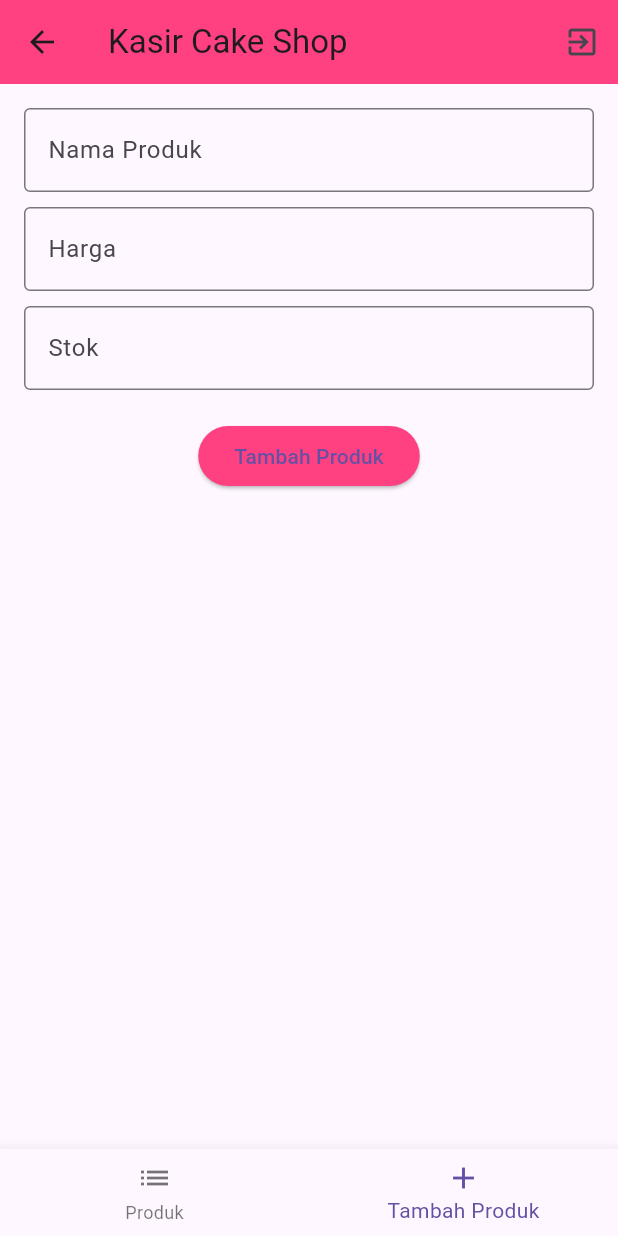
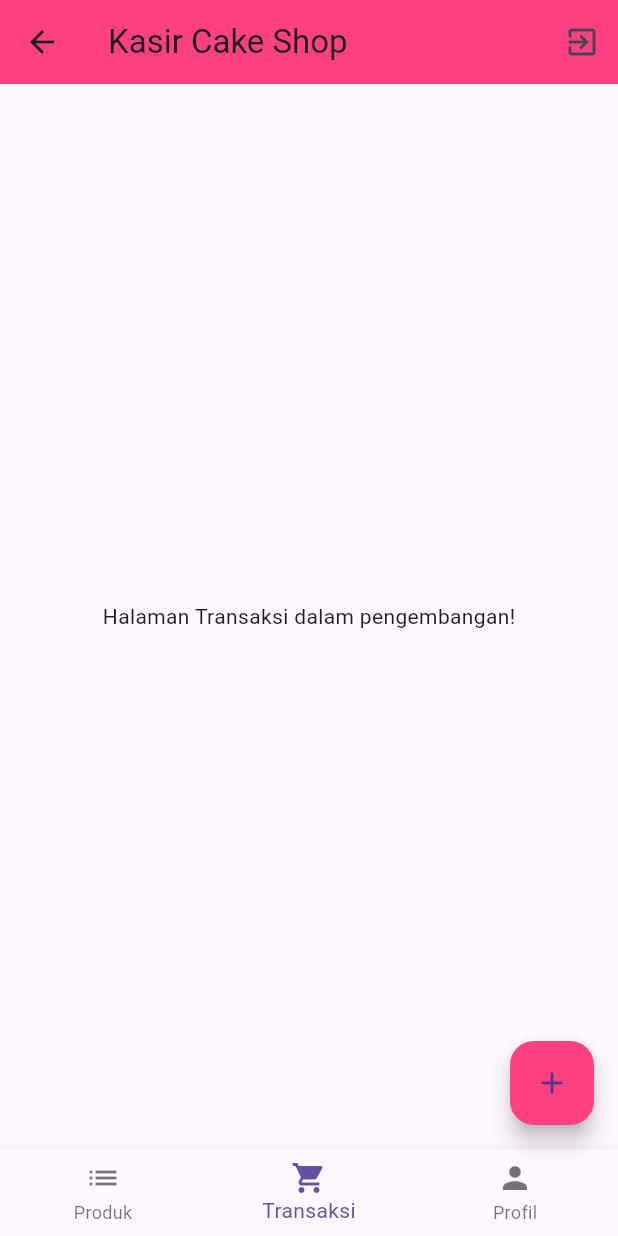
Before and after one commit to Amelia030607/pl2_kasirr, a Flutter app: the HomeScreen screen opened by its route, item 2 of the bottom bar chosen, on a phone screen of 412 x 824 dp. Run offline on Flutter 3.47's test engine with Material 3 defaults, Android fonts, the phone set to English and light mode, and no system bars; our stand-ins replace supabase_flutter; accounts and stored records are empty.

Commit message:
Third_commit

```diff
--- a/lib/home.dart
+++ b/lib/home.dart
@@ -2,178 +2,87 @@ import 'package:flutter/material.dart';
 import 'package:supabase_flutter/supabase_flutter.dart';
 import 'login.dart';
 
-class HomeScreen extends StatefulWidget { // Membuat widget HomeScreen dengan parameter username.
+class HomeScreen extends StatefulWidget {
+  // Menerima parameter username dari halaman sebelumnya
   final String username;
-  const HomeScreen({required this.username}); // Konstruktor untuk menerima username.
+
+  const HomeScreen({required this.username});
 
   @override
-  _HomeScreenState createState() => _HomeScreenState(); // Membuat instance dari state untuk HomeScreen.
+  _HomeScreenState createState() => _HomeScreenState();
 }
 
-class _HomeScreenState extends State<HomeScreen> { // State untuk HomeScreen.
-  final SupabaseClient _supabase = Supabase.instance.client; // Inisialisasi Supabase Client untuk mengakses database.
+class _HomeScreenState extends State<HomeScreen> {
+  // Membuat instance SupabaseClient untuk mengakses database
+  final SupabaseClient _supabase = Supabase.instance.client;
 
-  final TextEditingController _namaProdukController = TextEditingController(); // Controller untuk nama produk.
-  final TextEditingController _hargaController = TextEditingController(); // Controller untuk harga produk.
-  final TextEditingController _stokController = TextEditingController(); // Controller untuk stok produk.
+  // Menyimpan index halaman yang aktif
+  int _currentIndex = 0;
 
-  int _currentIndex = 0; // Menyimpan index tab yang aktif (produk atau tambah produk).
-  int? _selectedProductId; // Menyimpan id produk yang sedang diedit.
-
-  // Fungsi untuk menambah produk baru.
-  Future<void> _addProduct() async {
-    final namaProduk = _namaProdukController.text.trim(); // Mendapatkan nama produk.
-    final harga = double.tryParse(_hargaController.text.trim()); // Mendapatkan harga dan mencoba mengonversinya ke double.
-    final stok = int.tryParse(_stokController.text.trim()); // Mendapatkan stok dan mencoba mengonversinya ke integer.
-
-    // Validasi input.
-    if (namaProduk.isEmpty || harga == null || stok == null) {
-      ScaffoldMessenger.of(context).showSnackBar(
-        const SnackBar(content: Text('Mohon isi semua data dengan benar!')), // Menampilkan pesan jika input tidak valid.
-      );
-      return; // Jika input tidak valid, keluar dari fungsi.
-    }
-
-    try {
-      // Menambahkan data produk ke database Supabase.
-      await _supabase.from('produk').insert({
-        'namaproduk': namaProduk,
-        'harga': harga,
-        'stok': stok,
-      });
-
-      ScaffoldMessenger.of(context).showSnackBar(
-        const SnackBar(content: Text('Produk berhasil ditambahkan!')), // Menampilkan pesan sukses.
-      );
-
-      // Mengosongkan controller setelah menambah produk.
-      _namaProdukController.clear();
-      _hargaController.clear();
-      _stokController.clear();
-
-      // Pindah ke halaman produk (menggunakan pushReplacement).
-      setState(() {
-        _currentIndex = 0; // Ganti tab ke daftar produk.
-      });
-    } catch (e) {
-      // Menangani error jika terjadi masalah saat menambah produk.
-      ScaffoldMessenger.of(context).showSnackBar(
-        SnackBar(content: Text('Gagal menambahkan produk: $e')), // Menampilkan pesan error.
-      );
-    }
-  }
-
-  // Fungsi untuk memperbarui data produk.
-  Future<void> _updateProduct(int productId) async {
-    final namaProduk = _namaProdukController.text.trim();
-    final harga = double.tryParse(_hargaController.text.trim());
-    final stok = int.tryParse(_stokController.text.trim());
-
-    // Validasi input.
-    if (namaProduk.isEmpty || harga == null || stok == null) {
-      ScaffoldMessenger.of(context).showSnackBar(
-        const SnackBar(content: Text('Mohon isi semua data dengan benar!')), // Menampilkan pesan jika input tidak valid.
-      );
-      return;
-    }
-
-    try {
-      // Mengupdate data produk di database Supabase berdasarkan id.
-      await _supabase.from('produk').update({
-        'namaproduk': namaProduk,
-        'harga': harga,
-        'stok': stok,
-      }).eq('id_produk', productId); // Menggunakan eq untuk memilih produk berdasarkan id.
-
-      ScaffoldMessenger.of(context).showSnackBar(
-        const SnackBar(content: Text('Produk berhasil diperbarui!')), // Menampilkan pesan sukses.
-      );
-
-      // Mengosongkan controller setelah memperbarui produk.
-      _namaProdukController.clear();
-      _hargaController.clear();
-      _stokController.clear();
-      setState(() {
-        _selectedProductId = null; // Reset id produk yang sedang diedit.
-        _currentIndex = 0; // Kembali ke halaman daftar produk.
-      });
-    } catch (e) {
-      // Menangani error saat memperbarui produk.
-      ScaffoldMessenger.of(context).showSnackBar(
-        SnackBar(content: Text('Gagal memperbarui produk: $e')), // Menampilkan pesan error.
-      );
-    }
-  }
-
-  // Fungsi untuk menghapus produk.
-  Future<void> _deleteProduct(int productId) async {
-    try {
-      // Menghapus produk dari database Supabase berdasarkan id.
-      await _supabase.from('produk').delete().eq('id_produk', productId);
-      ScaffoldMessenger.of(context).showSnackBar(
-        const SnackBar(content: Text('Produk berhasil dihapus!')), // Menampilkan pesan sukses.
-      );
-      setState(() {}); // Refresh daftar produk setelah penghapusan.
-    } catch (e) {
-      // Menangani error saat menghapus produk.
-      ScaffoldMessenger.of(context).showSnackBar(
-        SnackBar(content: Text('Gagal menghapus produk: $e')), // Menampilkan pesan error.
-      );
-    }
-  }
-
-  // Fungsi untuk mengambil data produk dari database.
+  // Fungsi untuk mengambil data produk dari Supabase
   Future<List<Map<String, dynamic>>> _fetchProducts() async {
     try {
-      // Mengambil data produk dari Supabase.
-      final response = await _supabase.from('produk').select();
+      // Mengambil data produk dari tabel 'produk' di Supabase
+      final response = await _supabase
+          .from('produk')
+          .select()
+          .order('id_produk', ascending: true);
       return List<Map<String, dynamic>>.from(response);
     } catch (e) {
-      // Menangani error saat mengambil data produk.
+      // Menampilkan pesan error jika gagal mengambil data
       ScaffoldMessenger.of(context).showSnackBar(
-        SnackBar(content: Text('Gagal memuat produk: $e')), // Menampilkan pesan error.
+        SnackBar(content: Text('Gagal memuat produk: $e')),
       );
       return [];
     }
   }
 
-  // Fungsi untuk membangun daftar produk.
+  // Widget untuk menampilkan daftar produk dalam bentuk ListView
   Widget _buildProductList() {
-    return FutureBuilder<List<Map<String, dynamic>>>( // Menggunakan FutureBuilder untuk menunggu data produk.
-      future: _fetchProducts(), // Mengambil produk dari database.
+    return FutureBuilder<List<Map<String, dynamic>>>(
+      future: _fetchProducts(),
       builder: (context, snapshot) {
+        // Menampilkan loading indicator saat data sedang diambil
         if (snapshot.connectionState == ConnectionState.waiting) {
-          return const Center(child: CircularProgressIndicator()); // Menampilkan indikator loading saat data masih diambil.
-        } else if (snapshot.hasError) {
-          return Center(child: Text('Error: ${snapshot.error}')); // Menampilkan pesan error jika terjadi masalah.
-        } else if (!snapshot.hasData || snapshot.data!.isEmpty) {
-          return const Center(child: Text('Tidak ada produk.')); // Menampilkan pesan jika tidak ada data produk.
+          return const Center(child: CircularProgressIndicator());
+        }
+        // Menampilkan error jika terjadi kesalahan
+        else if (snapshot.hasError) {
+          return Center(child: Text('Error: ${snapshot.error}'));
+        }
+        // Menampilkan pesan jika tidak ada produk
+        else if (!snapshot.hasData || snapshot.data!.isEmpty) {
+          return const Center(child: Text('Tidak ada produk.'));
         }
 
-        final products = snapshot.data!; // Mengambil data produk dari snapshot.
-        return ListView.builder( // Menampilkan daftar produk dalam ListView.
-          itemCount: products.length, // Jumlah produk.
+        final products = snapshot.data!; // Mengambil data produk
+
+        // Menampilkan produk dalam bentuk ListView
+        return ListView.builder(
+          itemCount: products.length,
           itemBuilder: (context, index) {
-            final product = products[index]; // Mengambil produk berdasarkan index.
-            return Card( // Menampilkan card untuk setiap produk.
+            final product = products[index];
+            return Card(
               elevation: 5,
               margin: const EdgeInsets.symmetric(vertical: 5),
-              child: ListTile( // Menampilkan data produk dalam ListTile.
+              child: ListTile(
                 title: Text(product['namaproduk']),
                 subtitle: Text('Harga: ${product['harga']} | Stok: ${product['stok']}'),
-                trailing: Row( // Menambahkan ikon untuk edit dan delete produk.
+                trailing: Row(
                   mainAxisSize: MainAxisSize.min,
                   children: [
+                    // Tombol untuk mengedit produk
                     IconButton(
                       icon: const Icon(Icons.edit),
                       onPressed: () {
-                        _showEditDialog(product); // Menampilkan dialog edit produk.
+                        _showEditDialog(product);
                       },
                     ),
+                    // Tombol untuk menghapus produk
                     IconButton(
                       icon: const Icon(Icons.delete),
                       onPressed: () {
-                        _showDeleteConfirmation(product['id_produk']); // Menampilkan konfirmasi hapus produk.
+                        _showDeleteConfirmation(product['id_produk']);
                       },
                     ),
                   ],
@@ -186,11 +95,39 @@ class _HomeScreenState extends State<HomeScreen> { // State untuk HomeScreen.
     );
   }
 
-  // Fungsi untuk menampilkan dialog edit produk.
+  // Widget untuk halaman transaksi yang sedang dalam pengembangan
+  Widget _buildTransactionPage() {
+    return const Center(
+      child: Text('Halaman Transaksi dalam pengembangan!'),
+    );
+  }
+
+  // Widget untuk halaman profil yang menampilkan nama pengguna
+  Widget _buildProfilePage() {
+    return Center(
+      child: Column(
+        mainAxisAlignment: MainAxisAlignment.center,
+        children: [
+          const Icon(
+            Icons.account_circle,
+            size: 100,
+            color: Colors.pinkAccent,
+          ),
+          const SizedBox(height: 20),
+          Text(
+            'Selamat datang, ${widget.username}',
+            style: const TextStyle(fontSize: 20, fontWeight: FontWeight.bold),
+          ),
+        ],
+      ),
+    );
+  }
+
+  // Fungsi untuk menampilkan dialog edit produk
   void _showEditDialog(Map<String, dynamic> product) {
-    _namaProdukController.text = product['namaproduk'];
-    _hargaController.text = product['harga'].toString();
-    _stokController.text = product['stok'].toString();
+    final TextEditingController _namaProdukController = TextEditingController(text: product['namaproduk']);
+    final TextEditingController _hargaController = TextEditingController(text: product['harga'].toString());
+    final TextEditingController _stokController = TextEditingController(text: product['stok'].toString());
 
     showDialog(
       context: context,
@@ -219,16 +156,18 @@ class _HomeScreenState extends State<HomeScreen> { // State untuk HomeScreen.
             ],
           ),
           actions: [
+            // Tombol untuk membatalkan perubahan
             TextButton(
               onPressed: () {
-                Navigator.pop(context); // Menutup dialog tanpa menyimpan perubahan.
+                Navigator.pop(context);
               },
               child: const Text('Batal'),
             ),
+            // Tombol untuk menyimpan perubahan
             ElevatedButton(
               onPressed: () {
-                _updateProduct(product['id_produk']); // Memperbarui produk.
-                Navigator.pop(context); // Menutup dialog setelah update.
+                _updateProduct(product['id_produk'], _namaProdukController.text, _hargaController.text, _stokController.text);
+                Navigator.pop(context);
               },
               child: const Text('Perbarui Data'),
             ),
@@ -238,7 +177,40 @@ class _HomeScreenState extends State<HomeScreen> { // State untuk HomeScreen.
     );
   }
 
-  // Fungsi untuk menampilkan konfirmasi hapus produk.
+  // Fungsi untuk memperbarui produk di database
+  Future<void> _updateProduct(int productId, String namaProduk, String harga, String stok) async {
+    final hargaParsed = double.tryParse(harga);
+    final stokParsed = int.tryParse(stok);
+
+    // Validasi input pengguna
+    if (namaProduk.isEmpty || hargaParsed == null || stokParsed == null) {
+      ScaffoldMessenger.of(context).showSnackBar(
+        const SnackBar(content: Text('Mohon isi semua data dengan benar!')),
+      );
+      return;
+    }
+
+    try {
+      // Melakukan update data produk di database
+      await _supabase.from('produk').update({
+        'namaproduk': namaProduk,
+        'harga': hargaParsed,
+        'stok': stokParsed,
+      }).eq('id_produk', productId);
+
+      ScaffoldMessenger.of(context).showSnackBar(
+        const SnackBar(content: Text('Produk berhasil diperbarui!')),
+      );
+      setState(() {}); // Memperbarui tampilan
+    } catch (e) {
+      // Menampilkan pesan error jika gagal update
+      ScaffoldMessenger.of(context).showSnackBar(
+        SnackBar(content: Text('Gagal memperbarui produk: $e')),
+      );
+    }
+  }
+
+  // Fungsi untuk menampilkan konfirmasi penghapusan produk
   void _showDeleteConfirmation(int productId) {
     showDialog(
       context: context,
@@ -249,14 +221,14 @@ class _HomeScreenState extends State<HomeScreen> { // State untuk HomeScreen.
           actions: <Widget>[
             TextButton(
               onPressed: () {
-                Navigator.pop(context); // Menutup dialog.
+                Navigator.pop(context);
               },
               child: const Text('Batal'),
             ),
             TextButton(
               onPressed: () {
-                _deleteProduct(productId); // Menghapus produk.
-                Navigator.pop(context); // Menutup dialog setelah menghapus.
+                _deleteProduct(productId);
+                Navigator.pop(context);
               },
               child: const Text('Hapus'),
             ),
@@ -266,53 +238,112 @@ class _HomeScreenState extends State<HomeScreen> { // State untuk HomeScreen.
     );
   }
 
-  // Fungsi untuk membangun form tambah atau update produk.
-  Widget _buildAddProductForm() {
-    return Padding(
-      padding: const EdgeInsets.all(16.0),
-      child: Column(
+  // Fungsi untuk menghapus produk dari database
+  Future<void> _deleteProduct(int productId) async {
+    try {
+      await _supabase.from('produk').delete().eq('id_produk', productId);
+      ScaffoldMessenger.of(context).showSnackBar(
+        const SnackBar(content: Text('Produk berhasil dihapus!')),
+      );
+      setState(() {});
+    } catch (e) {
+      ScaffoldMessenger.of(context).showSnackBar(
+        SnackBar(content: Text('Gagal menghapus produk: $e')),
+      );
+    }
+  }
+
+  // Fungsi untuk menampilkan dialog menambah produk
+  void _showAddProductDialog() {
+    final TextEditingController _namaProdukController = TextEditingController();
+    final TextEditingController _hargaController = TextEditingController();
+    final TextEditingController _stokController = TextEditingController();
+
+    showDialog(
+      context: context,
+      builder: (context) {
+        return AlertDialog(
+          title: const Text('Tambah Produk'),
+          content: Column(
+            mainAxisSize: MainAxisSize.min,
             children: [
               TextField(
                 controller: _namaProdukController,
-            decoration: const InputDecoration(
-              labelText: 'Nama Produk',
-              border: OutlineInputBorder(),
-            ),
+                decoration: const InputDecoration(labelText: 'Nama Produk'),
               ),
               const SizedBox(height: 10),
               TextField(
                 controller: _hargaController,
-            decoration: const InputDecoration(
-              labelText: 'Harga',
-              border: OutlineInputBorder(),
-            ),
+                decoration: const InputDecoration(labelText: 'Harga'),
                 keyboardType: TextInputType.number,
               ),
               const SizedBox(height: 10),
               TextField(
                 controller: _stokController,
-            decoration: const InputDecoration(
-              labelText: 'Stok',
-              border: OutlineInputBorder(),
-            ),
+                decoration: const InputDecoration(labelText: 'Stok'),
                 keyboardType: TextInputType.number,
-          ),
-          const SizedBox(height: 20),
-          ElevatedButton(
-            onPressed: _selectedProductId == null
-                ? _addProduct
-                : () => _updateProduct(_selectedProductId!), // Menambah atau memperbarui produk.
-            style: ElevatedButton.styleFrom(
-              backgroundColor: Colors.pinkAccent, // Warna tombol.
-            ),
-            child: Text(_selectedProductId == null ? 'Tambah Produk' : 'Perbarui Produk'),
               ),
             ],
           ),
+          actions: [
+            // Tombol untuk membatalkan penambahan produk
+            TextButton(
+              onPressed: () {
+                Navigator.pop(context);
+              },
+              child: const Text('Batal'),
+            ),
+            // Tombol untuk menyimpan produk
+            ElevatedButton(
+              onPressed: () {
+                _addProduct(
+                  _namaProdukController.text,
+                  _hargaController.text,
+                  _stokController.text,
+                );
+                Navigator.pop(context);
+              },
+              child: const Text('Tambah Produk'),
+            ),
+          ],
+        );
+      },
     );
   }
 
-  // Fungsi untuk menampilkan konfirmasi logout.
+  // Fungsi untuk menambahkan produk ke database
+  Future<void> _addProduct(String namaProduk, String harga, String stok) async {
+    final hargaParsed = double.tryParse(harga);
+    final stokParsed = int.tryParse(stok);
+
+    // Validasi input pengguna
+    if (namaProduk.isEmpty || hargaParsed == null || stokParsed == null) {
+      ScaffoldMessenger.of(context).showSnackBar(
+        const SnackBar(content: Text('Mohon isi semua data dengan benar!')),
+      );
+      return;
+    }
+
+    try {
+      // Menambahkan produk ke database
+      await _supabase.from('produk').insert({
+        'namaproduk': namaProduk,
+        'harga': hargaParsed,
+        'stok': stokParsed,
+      });
+
+      ScaffoldMessenger.of(context).showSnackBar(
+        const SnackBar(content: Text('Produk berhasil ditambahkan!')),
+      );
+      setState(() {});
+    } catch (e) {
+      ScaffoldMessenger.of(context).showSnackBar(
+        SnackBar(content: Text('Gagal menambahkan produk: $e')),
+      );
+    }
+  }
+
+  // Fungsi untuk menampilkan konfirmasi logout
   void _showLogoutConfirmation() {
     showDialog(
       context: context,
@@ -323,15 +354,16 @@ class _HomeScreenState extends State<HomeScreen> { // State untuk HomeScreen.
           actions: <Widget>[
             TextButton(
               onPressed: () {
-                Navigator.pop(context); // Menutup dialog.
+                Navigator.pop(context);
               },
               child: const Text('Batal'),
             ),
             TextButton(
               onPressed: () {
+                // Pindah ke halaman login jika logout
                 Navigator.pushReplacement(
                   context,
-                  MaterialPageRoute(builder: (context) => LoginScreen()), // Navigasi ke halaman login.
+                  MaterialPageRoute(builder: (context) => LoginScreen()),
                 );
               },
               child: const Text('Logout'),
@@ -342,35 +374,53 @@ class _HomeScreenState extends State<HomeScreen> { // State untuk HomeScreen.
     );
   }
 
+  // Widget untuk membangun tampilan halaman utama
   @override
   Widget build(BuildContext context) {
     return Scaffold(
       appBar: AppBar(
         title: const Text('Kasir Cake Shop'),
-        backgroundColor: Colors.pinkAccent, // Warna latar belakang AppBar.
+        backgroundColor: Colors.pinkAccent,
         actions: [
+          // Tombol untuk logout
           IconButton(
-            icon: const Icon(Icons.exit_to_app), // Ikon logout.
-            onPressed: _showLogoutConfirmation, // menampilkan dialog logout.
+            icon: const Icon(Icons.exit_to_app),
+            onPressed: _showLogoutConfirmation,
           ),
         ],
       ),
-      body: _currentIndex == 0 ? _buildProductList() : _buildAddProductForm(), // Tampilkan halaman berdasarkan tab yang dipilih.
+      // Menampilkan halaman yang sesuai dengan index yang dipilih
+      body: _currentIndex == 0
+          ? _buildProductList()
+          : _currentIndex == 1
+              ? _buildTransactionPage()
+              : _buildProfilePage(),
+      // Floating action button untuk menambah produk
+      floatingActionButton: FloatingActionButton(
+        onPressed: _showAddProductDialog,
+        child: const Icon(Icons.add),
+        backgroundColor: Colors.pinkAccent,
+      ),
+      // Bottom navigation bar untuk berpindah antar halaman
       bottomNavigationBar: BottomNavigationBar(
-        currentIndex: _currentIndex, // Index tab yang aktif.
+        currentIndex: _currentIndex,
         onTap: (index) {
           setState(() {
-            _currentIndex = index; // Update index tab saat tap.
+            _currentIndex = index;
           });
         },
         items: const [
           BottomNavigationBarItem(
             icon: Icon(Icons.list),
-            label: 'Produk', // Label untuk tab produk.
+            label: 'Produk',
           ),
           BottomNavigationBarItem(
-            icon: Icon(Icons.add),
-            label: 'Tambah Produk', // Label untuk tab tambah produk.
+            icon: Icon(Icons.shopping_cart),
+            label: 'Transaksi',
+          ),
+          BottomNavigationBarItem(
+            icon: Icon(Icons.person),
+            label: 'Profil',
           ),
         ],
       ),
```
Lines whose indentation alone changed are shown as unchanged.
